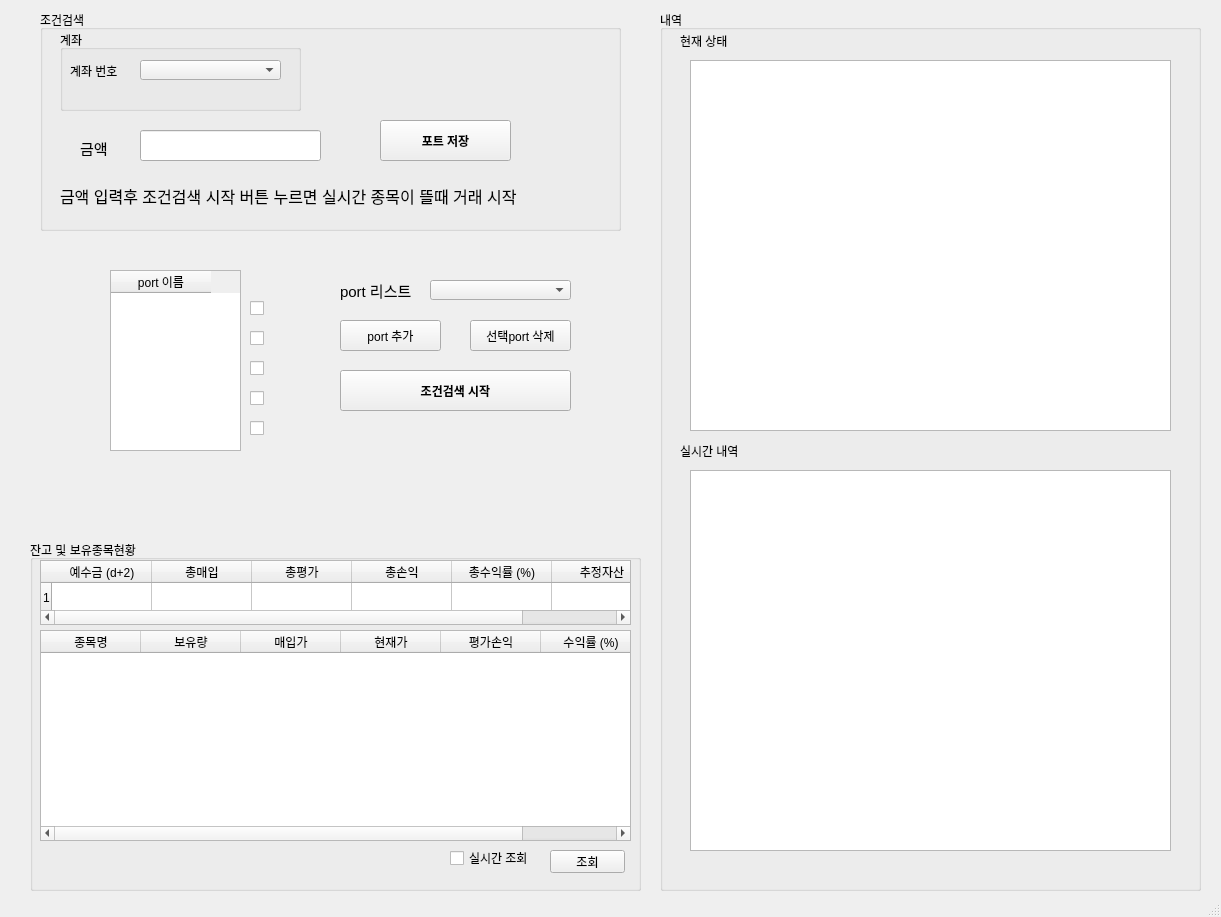
This is exam_2.ui in sungju1572/auto_trade_4 as Qt 5 draws it before an edit. The edited form follows.
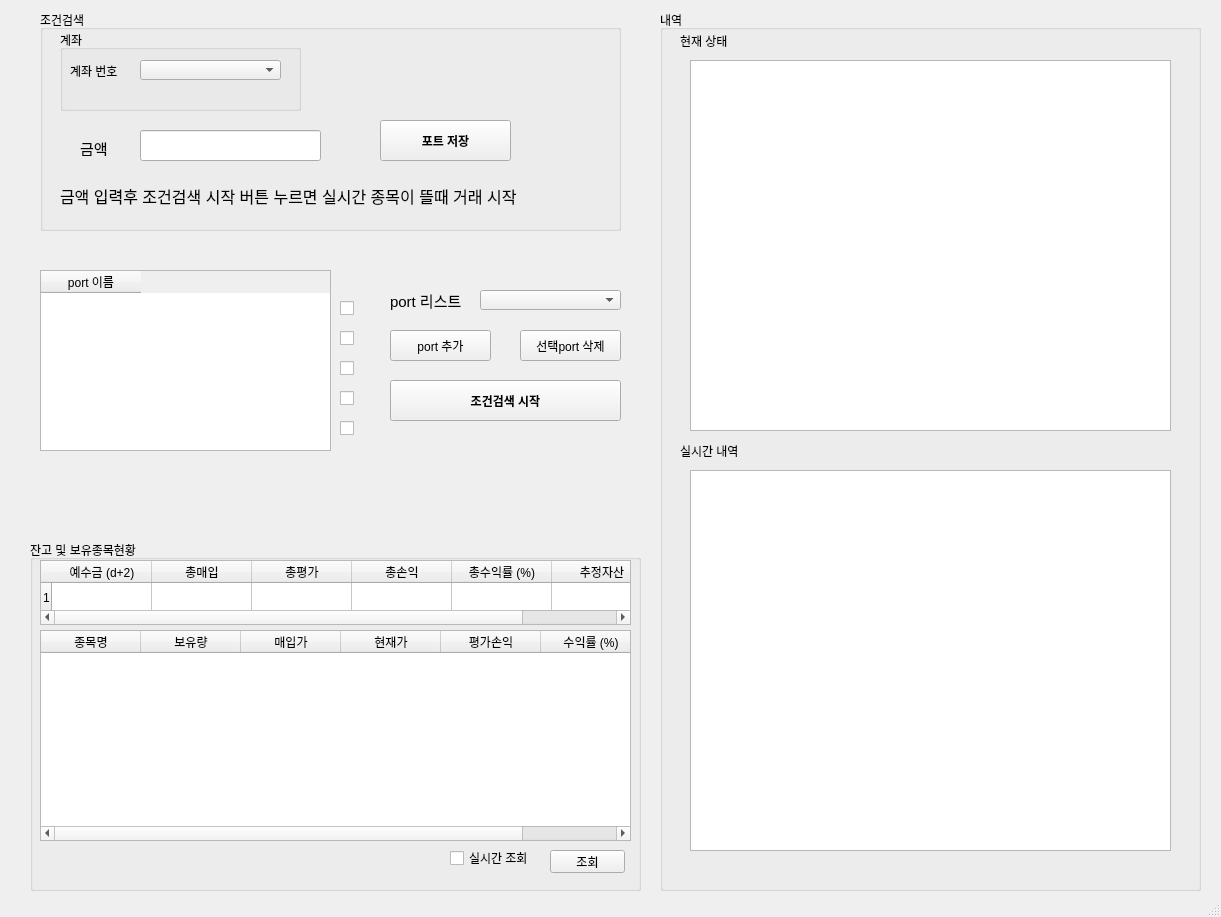
This is the edited form. Icons and pictures are not drawn.

Commit message: tableWidget3 길이 조정

Diff of the .ui file:
```diff
--- a/exam_2.ui
+++ b/exam_2.ui
@@ -322,9 +322,9 @@
    <widget class="QTableWidget" name="tableWidget_3">
     <property name="geometry">
      <rect>
-      <x>110</x>
+      <x>40</x>
       <y>270</y>
-      <width>131</width>
+      <width>291</width>
       <height>181</height>
      </rect>
     </property>
@@ -337,7 +337,7 @@
    <widget class="QCheckBox" name="checkBox_2">
     <property name="geometry">
      <rect>
-      <x>250</x>
+      <x>340</x>
       <y>300</y>
       <width>21</width>
       <height>16</height>
@@ -350,7 +350,7 @@
    <widget class="QCheckBox" name="checkBox_3">
     <property name="geometry">
      <rect>
-      <x>250</x>
+      <x>340</x>
       <y>330</y>
       <width>21</width>
       <height>16</height>
@@ -363,7 +363,7 @@
    <widget class="QCheckBox" name="checkBox_4">
     <property name="geometry">
      <rect>
-      <x>250</x>
+      <x>340</x>
       <y>360</y>
       <width>21</width>
       <height>16</height>
@@ -376,8 +376,8 @@
    <widget class="QPushButton" name="pushButton_2">
     <property name="geometry">
      <rect>
-      <x>340</x>
-      <y>320</y>
+      <x>390</x>
+      <y>330</y>
       <width>101</width>
       <height>31</height>
      </rect>
@@ -389,8 +389,8 @@
    <widget class="QComboBox" name="comboBox_2">
     <property name="geometry">
      <rect>
-      <x>430</x>
-      <y>280</y>
+      <x>480</x>
+      <y>290</y>
       <width>141</width>
       <height>20</height>
      </rect>
@@ -399,8 +399,8 @@
    <widget class="QPushButton" name="pushButton_3">
     <property name="geometry">
      <rect>
-      <x>470</x>
-      <y>320</y>
+      <x>520</x>
+      <y>330</y>
       <width>101</width>
       <height>31</height>
      </rect>
@@ -412,8 +412,8 @@
    <widget class="QPushButton" name="pushButton_6">
     <property name="geometry">
      <rect>
-      <x>340</x>
-      <y>370</y>
+      <x>390</x>
+      <y>380</y>
       <width>231</width>
       <height>41</height>
      </rect>
@@ -431,8 +431,8 @@
    <widget class="QLabel" name="label_5">
     <property name="geometry">
      <rect>
-      <x>340</x>
-      <y>280</y>
+      <x>390</x>
+      <y>290</y>
       <width>71</width>
       <height>21</height>
      </rect>
@@ -449,7 +449,7 @@
    <widget class="QCheckBox" name="checkBox_5">
     <property name="geometry">
      <rect>
-      <x>250</x>
+      <x>340</x>
       <y>390</y>
       <width>21</width>
       <height>16</height>
@@ -462,7 +462,7 @@
    <widget class="QCheckBox" name="checkBox_6">
     <property name="geometry">
      <rect>
-      <x>250</x>
+      <x>340</x>
       <y>420</y>
       <width>21</width>
       <height>16</height>
```
